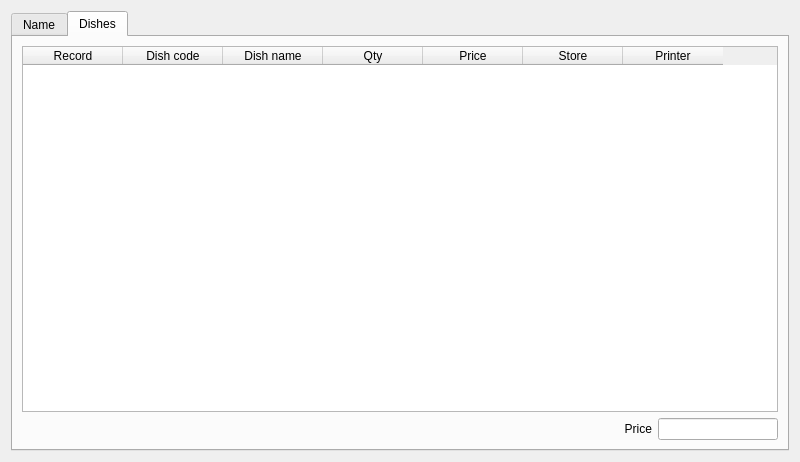
First picture: the form in Editors/ce5dishpackage.ui, repository End1-1/Cafe5, before the edit.
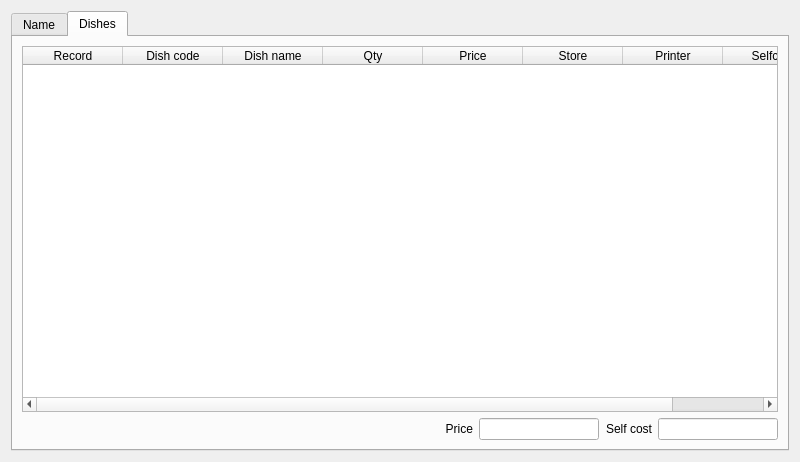
Second picture: the form after the edit. The open tabs and pages were chosen to show the change. Custom widgets are drawn as their Qt base class.

```diff
--- a/Editors/ce5dishpackage.ui
+++ b/Editors/ce5dishpackage.ui
@@ -137,7 +137,7 @@
        <string>Dishes</string>
       </attribute>
       <layout class="QGridLayout" name="gridLayout_3">
-       <item row="1" column="0">
+       <item row="1" column="1">
         <widget class="QLabel" name="label_3">
          <property name="text">
           <string>Price</string>
@@ -147,7 +147,7 @@
          </property>
         </widget>
        </item>
-       <item row="1" column="1">
+       <item row="1" column="2">
         <widget class="C5LineEditWithSelector" name="lePrice">
          <property name="maximumSize">
           <size>
@@ -169,7 +169,46 @@
          </property>
         </widget>
        </item>
-       <item row="0" column="0" colspan="2">
+       <item row="1" column="3">
+        <widget class="QLabel" name="label_6">
+         <property name="text">
+          <string>Self cost</string>
+         </property>
+         <property name="alignment">
+          <set>Qt::AlignRight|Qt::AlignTrailing|Qt::AlignVCenter</set>
+         </property>
+        </widget>
+       </item>
+       <item row="1" column="4">
+        <widget class="C5LineEditWithSelector" name="leSelfCost">
+         <property name="maximumSize">
+          <size>
+           <width>120</width>
+           <height>16777215</height>
+          </size>
+         </property>
+         <property name="focusPolicy">
+          <enum>Qt::NoFocus</enum>
+         </property>
+         <property name="readOnly">
+          <bool>true</bool>
+         </property>
+        </widget>
+       </item>
+       <item row="1" column="0">
+        <spacer name="horizontalSpacer">
+         <property name="orientation">
+          <enum>Qt::Horizontal</enum>
+         </property>
+         <property name="sizeHint" stdset="0">
+          <size>
+           <width>40</width>
+           <height>20</height>
+          </size>
+         </property>
+        </spacer>
+       </item>
+       <item row="0" column="0" colspan="5">
         <widget class="C5TableWidget" name="tblDishes">
          <property name="focusPolicy">
           <enum>Qt::ClickFocus</enum>
@@ -218,6 +257,11 @@
            <string>Printer</string>
           </property>
          </column>
+         <column>
+          <property name="text">
+           <string>Selfcost</string>
+          </property>
+         </column>
         </widget>
        </item>
       </layout>
@@ -227,21 +271,21 @@
   </layout>
  </widget>
  <customwidgets>
-  <customwidget>
-   <class>C5TableWidget</class>
-   <extends>QTableWidget</extends>
-   <header location="global">c5tablewidget.h</header>
-  </customwidget>
-  <customwidget>
-   <class>C5LineEditWithSelector</class>
-   <extends>QLineEdit</extends>
-   <header location="global">c5lineeditwithselector.h</header>
-  </customwidget>
   <customwidget>
    <class>C5CheckBox</class>
    <extends>QCheckBox</extends>
    <header location="global">c5checkbox.h</header>
   </customwidget>
+  <customwidget>
+   <class>C5LineEditWithSelector</class>
+   <extends>QLineEdit</extends>
+   <header location="global">c5lineeditwithselector.h</header>
+  </customwidget>
+  <customwidget>
+   <class>C5TableWidget</class>
+   <extends>QTableWidget</extends>
+   <header location="global">c5tablewidget.h</header>
+  </customwidget>
  </customwidgets>
  <tabstops>
   <tabstop>leCode</tabstop>
```
